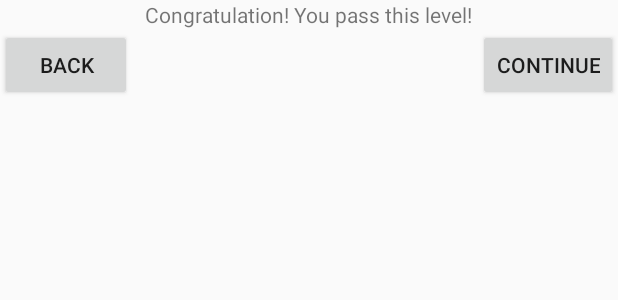
After one commit to charlesruzhang/Final2, an Android app: the layout dialog_pass.xml on its own in the app's theme, with its tools: preview values and no code run, on a phone screen of 412 x 824 dp. The commit adds this screen. Shown: the top 300 px of the screen. Run offline under Robolectric (Android 15) with nearby library versions, the phone set to English and light mode, and no system bars.

Commit message:
announcement for pass game dialog - updated pass game dialog - set announcement for hint - updated hint button - set activity 6 - ver 1 activity 5 - ver 1 image button * 9 - set button listener - set GameLevel class * 9 - set

```diff
--- a/app/src/main/java/com/example/final2/Game6Activity.java
+++ b/app/src/main/java/com/example/final2/Game6Activity.java
@@ -80,6 +80,9 @@ public class Game6Activity extends AppCompatActivity {
                 click = 0;
                 win.setText("you pass");
                 win.setVisibility(View.VISIBLE);
+                Pass dialog = new Pass();
+                dialog.levelPassed(6);
+                dialog.show(getSupportFragmentManager(), "Pass");
             } else {
                 click = 0;
                 win.setText("try again");
--- a/app/src/main/res/layout/activity_game6.xml
+++ b/app/src/main/res/layout/activity_game6.xml
@@ -21,6 +21,7 @@
         android:layout_marginLeft="12dp"
         android:layout_marginTop="100dp"
         android:text="click"
+        android:stateListAnimator="@null"
         app:layout_constraintStart_toStartOf="parent"
         app:layout_constraintTop_toTopOf="parent" />
 
--- /dev/null
+++ b/app/src/main/res/layout/dialog_pass.xml
@@ -0,0 +1,28 @@
+<?xml version="1.0" encoding="utf-8"?>
+<RelativeLayout xmlns:android="http://schemas.android.com/apk/res/android"
+    android:layout_width="match_parent" android:layout_height="match_parent">
+
+    <TextView
+        android:id="@+id/passInfo"
+        android:layout_width="wrap_content"
+        android:layout_height="wrap_content"
+        android:layout_centerHorizontal="true"
+        android:text="Congratulation! You pass this level!" />
+
+    <Button
+        android:id="@+id/returnToCatalog"
+        android:layout_width="wrap_content"
+        android:layout_height="wrap_content"
+        android:layout_below="@id/passInfo"
+        android:layout_alignParentLeft="true"
+        android:text="back" />
+
+    <Button
+        android:id="@+id/continueButton"
+        android:layout_width="wrap_content"
+        android:layout_height="wrap_content"
+        android:layout_below="@id/passInfo"
+        android:layout_alignParentRight="true"
+        android:text="continue" />
+
+</RelativeLayout>
```
Also changed, not shown: app/src/main/java/com/example/final2/CatalogActivity.java (+25 -9 lines), app/src/main/java/com/example/final2/Game5Activity.java (+7 -3 lines), app/src/main/java/com/example/final2/Pass.java (added, +82 -0 lines), 1 other file.
